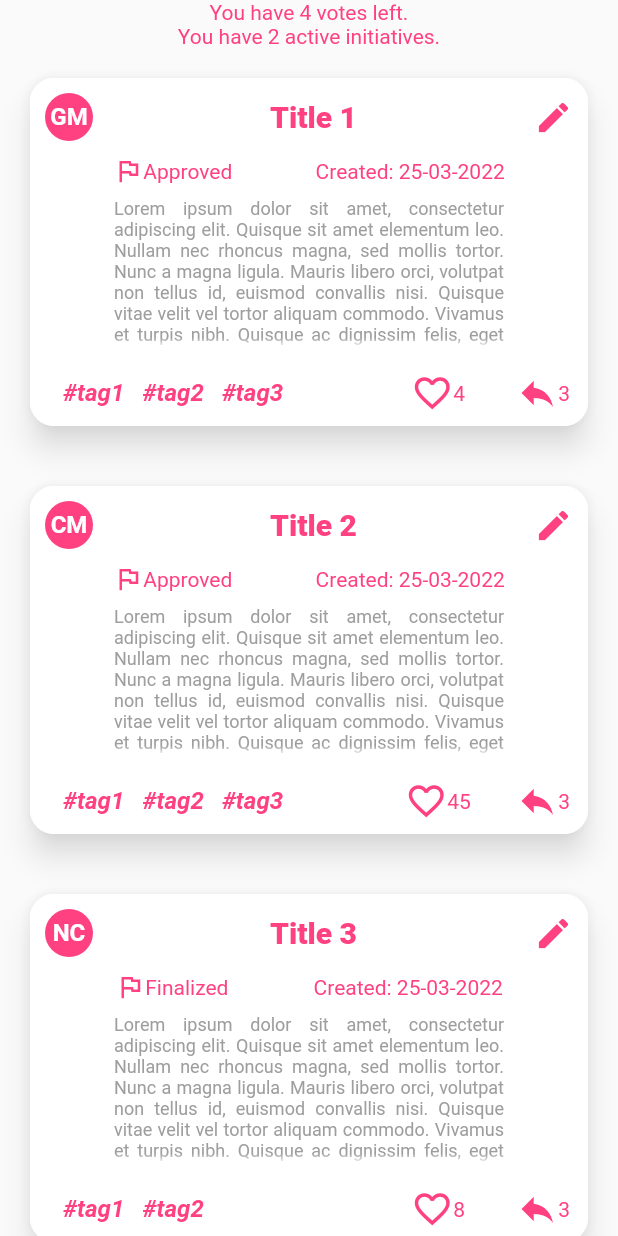
After one commit to migly93/workplace_improver_mobile, a Flutter app: the screen it shows after launch, on a phone screen of 412 x 824 dp. The commit adds this screen. Run offline on Flutter 3.47's test engine with Material 2 defaults, Android fonts, the phone set to English and light mode, and no system bars; our stand-ins replace get_it.

Commit message:
finished initiative + refatoring

```diff
--- a/lib/initiative_footer.dart
+++ /dev/null
@@ -1,60 +0,0 @@
-import 'package:flutter/material.dart';
-import 'package:workplace_improver_mobile/utils/constants.dart';
-
-class InitiativeFooter extends StatelessWidget {
-  final int _likes;
-  final int _comments;
-
-  const InitiativeFooter(
-    this._likes,
-    this._comments, {
-    Key? key,
-  }) : super(key: key);
-
-  @override
-  Widget build(BuildContext context) {
-    return Container(
-      child: Row(
-        children: [
-          Row(
-            children: [
-              const Icon(
-                Icons.favorite_border_outlined,
-                color: mainColor,
-                size: 28.0,
-              ),
-              Text(
-                _likes.toString(),
-                style: const TextStyle(
-                  color: mainColor,
-                ),
-              ),
-            ],
-            mainAxisAlignment: MainAxisAlignment.center,
-          ),
-          Container(
-            child: Row(
-              children: [
-                const Icon(
-                  Icons.reply,
-                  color: mainColor,
-                  size: 28.0,
-                ),
-                Text(
-                  _comments.toString(),
-                  style: const TextStyle(
-                    color: mainColor,
-                  ),
-                ),
-              ],
-              mainAxisAlignment: MainAxisAlignment.center,
-            ),
-            margin: const EdgeInsets.symmetric(vertical: 0, horizontal: 8),
-          ),
-        ],
-        mainAxisAlignment: MainAxisAlignment.end,
-      ),
-      margin: const EdgeInsets.all(8),
-    );
-  }
-}
--- a/lib/main.dart
+++ b/lib/main.dart
@@ -1,7 +1,7 @@
 import 'package:flutter/material.dart';
-import 'package:workplace_improver_mobile/initiative.dart';
 import 'package:workplace_improver_mobile/services/initiative_service.dart';
-import 'package:workplace_improver_mobile/summary.dart';
+import 'package:workplace_improver_mobile/widgets/summary/summary.dart';
+import 'package:workplace_improver_mobile/widgets/initiatives/initiatives.dart';
 import 'models/initiative.dart' as model;
 import 'service_locator.dart';
 
@@ -39,14 +39,11 @@ class _MyAppState extends State<MyApp> {
                 future: loadData(),
                 builder: (BuildContext context,
                     AsyncSnapshot<List<model.Initiative>> snapshot) {
-                  return SingleChildScrollView(
-                    child: Column(
-                      children: [
-                        Summary(4, 2),
-                        for (int i = 0; i < snapshot.data!.length; i++)
-                          Initiative(snapshot.data![i]),
-                      ],
-                    ),
+                  return Column(
+                    children: [
+                      Summary(4, 2),
+                      Initiatives(snapshot.data!),
+                    ],
                   );
                 }),
           ),
--- a/lib/models/initiative.dart
+++ b/lib/models/initiative.dart
@@ -8,6 +8,7 @@ class Initiative {
   DateTime _creationDate = DateTime.now();
   int _likes = 0;
   List<String> _comments = [];
+  List<String> _tags = [];
   User _owner = User('', '');
 
 //default Constructor
@@ -18,6 +19,7 @@ class Initiative {
     DateTime creationDate,
     int likes,
     List<String> comments,
+    List<String> tags,
     User owner,
   ) {
     _title = title;
@@ -26,6 +28,7 @@ class Initiative {
     _creationDate = creationDate;
     _likes = likes;
     _comments = comments;
+    _tags = tags;
     _owner = owner;
   }
 
@@ -53,6 +56,10 @@ class Initiative {
     return _comments;
   }
 
+  List<String> get tags {
+    return _tags;
+  }
+
   User get owner {
     return _owner;
   }
--- a/lib/services/initiative_service_impl.dart
+++ b/lib/services/initiative_service_impl.dart
@@ -24,6 +24,7 @@ class InitiativeServiceImpl extends InitiativeService {
         DateTime.now(),
         4,
         ["comment 1", "Comment 2", "Comment 3"],
+        ["#tag1", "#tag2", "#tag3", "#tag4", "#tag5", "#tag6"],
         User('Giuseppe', 'Migliaccio'),
       ),
       Initiative(
@@ -33,6 +34,7 @@ class InitiativeServiceImpl extends InitiativeService {
         DateTime.now(),
         45,
         ["comment 1", "Comment 2", "Comment 3"],
+        ["#tag1", "#tag2", "#tag3", "#tag4", "#tag5", "#tag6"],
         User('Cristina', 'Moran'),
       ),
       Initiative(
@@ -42,6 +44,7 @@ class InitiativeServiceImpl extends InitiativeService {
         DateTime.now(),
         8,
         ["comment 1", "Comment 2", "Comment 3"],
+        ["#tag1", "#tag2"],
         User('Noelia', 'Carrasco'),
       ),
       Initiative(
@@ -51,6 +54,7 @@ class InitiativeServiceImpl extends InitiativeService {
         DateTime.now(),
         2,
         ["comment 1", "Comment 2", "Comment 3"],
+        ["#tag1", "#tag2", "#tag3", "#tag4", "#tag5", "#tag6"],
         User('Noelia', 'Carrasco'),
       )
     ];
--- /dev/null
+++ b/lib/widgets/initiative/footer_icon.dart
@@ -0,0 +1,36 @@
+import 'package:flutter/material.dart';
+import 'package:workplace_improver_mobile/utils/constants.dart';
+
+class FooterIcon extends StatelessWidget {
+  final int _number;
+  final IconData _icon;
+
+  const FooterIcon(
+    this._number,
+    this._icon, {
+    Key? key,
+  }) : super(key: key);
+
+  @override
+  Widget build(BuildContext context) {
+    return Container(
+      child: Row(
+        children: [
+          Icon(
+            _icon,
+            color: mainColor,
+            size: 28.0,
+          ),
+          Text(
+            _number.toString(),
+            style: const TextStyle(
+              color: mainColor,
+            ),
+          ),
+        ],
+        mainAxisAlignment: MainAxisAlignment.center,
+      ),
+      margin: const EdgeInsets.symmetric(vertical: 0, horizontal: 4),
+    );
+  }
+}
--- /dev/null
+++ b/lib/widgets/initiative/footer_tag.dart
@@ -0,0 +1,30 @@
+import 'package:flutter/material.dart';
+import 'package:workplace_improver_mobile/utils/constants.dart';
+
+class FooterTag extends StatelessWidget {
+  final String _tag;
+
+  const FooterTag(
+    this._tag, {
+    Key? key,
+  }) : super(key: key);
+
+  @override
+  Widget build(BuildContext context) {
+    return Container(
+      child: Text(
+        _tag,
+        style: const TextStyle(
+          color: mainColor,
+          fontFamily: 'Roboto',
+          fontSize: 16,
+          fontWeight: FontWeight.bold,
+          fontStyle: FontStyle.italic,
+          overflow: TextOverflow.fade,
+        ),
+        textAlign: TextAlign.justify,
+      ),
+      padding: const EdgeInsets.symmetric(vertical: 0, horizontal: 6),
+    );
+  }
+}
--- /dev/null
+++ b/lib/widgets/initiative/footer_tags.dart
@@ -0,0 +1,27 @@
+import 'package:flutter/material.dart';
+import 'package:workplace_improver_mobile/widgets/initiative/footer_tag.dart';
+
+// ignore: must_be_immutable
+class FooterTags extends StatelessWidget {
+  final List<String> _tags;
+  List<String> _tagsToPrint = [];
+
+  FooterTags(
+    this._tags, {
+    Key? key,
+  }) : super(key: key) {
+    _tagsToPrint = _tags.take(3).toList();
+  }
+
+  @override
+  Widget build(BuildContext context) {
+    return Container(
+      child: Row(
+        children: _tagsToPrint.map((e) => FooterTag(e)).toList(),
+        mainAxisAlignment: MainAxisAlignment.start,
+      ),
+      width: 200,
+      margin: const EdgeInsets.symmetric(vertical: 0, horizontal: 8),
+    );
+  }
+}
--- a/lib/initiative.dart
+++ b/lib/widgets/initiative/initiative.dart
@@ -1,9 +1,10 @@
 import 'package:flutter/material.dart';
-import 'package:workplace_improver_mobile/initiative_footer.dart';
-import 'package:workplace_improver_mobile/initiative_header.dart';
-import 'package:workplace_improver_mobile/initiative_info.dart';
+import 'package:workplace_improver_mobile/widgets/initiative/initiative_description.dart';
+import 'package:workplace_improver_mobile/widgets/initiative/initiative_footer.dart';
 import 'package:workplace_improver_mobile/models/initiative.dart' as model;
 import 'package:workplace_improver_mobile/utils/constants.dart';
+import 'package:workplace_improver_mobile/widgets/initiative/initiative_header.dart';
+import 'package:workplace_improver_mobile/widgets/initiative/initiative_info.dart';
 
 class Initiative extends StatelessWidget {
   final model.Initiative _initiative;
@@ -22,24 +23,11 @@ class Initiative extends StatelessWidget {
             _initiative.status,
             _initiative.creationDate,
           ),
-          Container(
-            child: Text(
-              _initiative.description,
-              style: const TextStyle(
-                color: Colors.grey,
-                fontFamily: 'Roboto',
-                fontSize: 12,
-                overflow: TextOverflow.fade,
-              ),
-              textAlign: TextAlign.justify,
-            ),
-            width: 260,
-            height: 100,
-            margin: const EdgeInsets.all(8),
-          ),
+          InitiativeDescription(_initiative.description),
           InitiativeFooter(
             _initiative.likes,
             _initiative.comments.length,
+            _initiative.tags,
           ),
         ],
       ),
--- /dev/null
+++ b/lib/widgets/initiative/initiative_description.dart
@@ -0,0 +1,29 @@
+import 'package:flutter/material.dart';
+
+class InitiativeDescription extends StatelessWidget {
+  final String _description;
+
+  const InitiativeDescription(
+    this._description, {
+    Key? key,
+  }) : super(key: key);
+
+  @override
+  Widget build(BuildContext context) {
+    return Container(
+      child: Text(
+        _description,
+        style: const TextStyle(
+          color: Colors.grey,
+          fontFamily: 'Roboto',
+          fontSize: 12,
+          overflow: TextOverflow.fade,
+        ),
+        textAlign: TextAlign.justify,
+      ),
+      width: 260,
+      height: 100,
+      margin: const EdgeInsets.all(8),
+    );
+  }
+}
--- /dev/null
+++ b/lib/widgets/initiative/initiative_footer.dart
@@ -0,0 +1,31 @@
+import 'package:flutter/material.dart';
+import 'package:workplace_improver_mobile/widgets/initiative/footer_icon.dart';
+import 'package:workplace_improver_mobile/widgets/initiative/footer_tags.dart';
+
+class InitiativeFooter extends StatelessWidget {
+  final int _likes;
+  final int _comments;
+  final List<String> _tags;
+
+  const InitiativeFooter(
+    this._likes,
+    this._comments,
+    this._tags, {
+    Key? key,
+  }) : super(key: key);
+
+  @override
+  Widget build(BuildContext context) {
+    return Container(
+      child: Row(
+        children: [
+          FooterTags(_tags),
+          FooterIcon(_likes, Icons.favorite_outline),
+          FooterIcon(_comments, Icons.reply_outlined),
+        ],
+        mainAxisAlignment: MainAxisAlignment.spaceBetween,
+      ),
+      margin: const EdgeInsets.all(8),
+    );
+  }
+}
--- a/lib/initiative_header.dart
+++ b/lib/widgets/initiative/initiative_header.dart
@@ -1,8 +1,7 @@
 import 'package:flutter/material.dart';
+import 'package:workplace_improver_mobile/models/user.dart';
 import 'package:workplace_improver_mobile/utils/constants.dart';
 import 'package:workplace_improver_mobile/utils/utilities.dart';
-
-import 'models/user.dart';
 
 // ignore: must_be_immutable
 class InitiativeHeader extends StatelessWidget {
--- /dev/null
+++ b/lib/widgets/initiatives/initiatives.dart
@@ -0,0 +1,17 @@
+import 'package:flutter/material.dart';
+import 'package:workplace_improver_mobile/models/initiative.dart' as model;
+import 'package:workplace_improver_mobile/widgets/initiative/initiative.dart';
+
+class Initiatives extends StatelessWidget {
+  final List<model.Initiative> _initiatives;
+  const Initiatives(this._initiatives, {Key? key}) : super(key: key);
+
+  @override
+  Widget build(BuildContext context) {
+    return Expanded(
+      child: ListView(
+        children: _initiatives.map((e) => Initiative(e)).toList(),
+      ),
+    );
+  }
+}
```
Also changed, not shown: lib/widgets/initiative/initiative_info.dart (renamed from lib/initiative_info.dart), lib/widgets/summary/summary.dart (renamed from lib/summary.dart).
